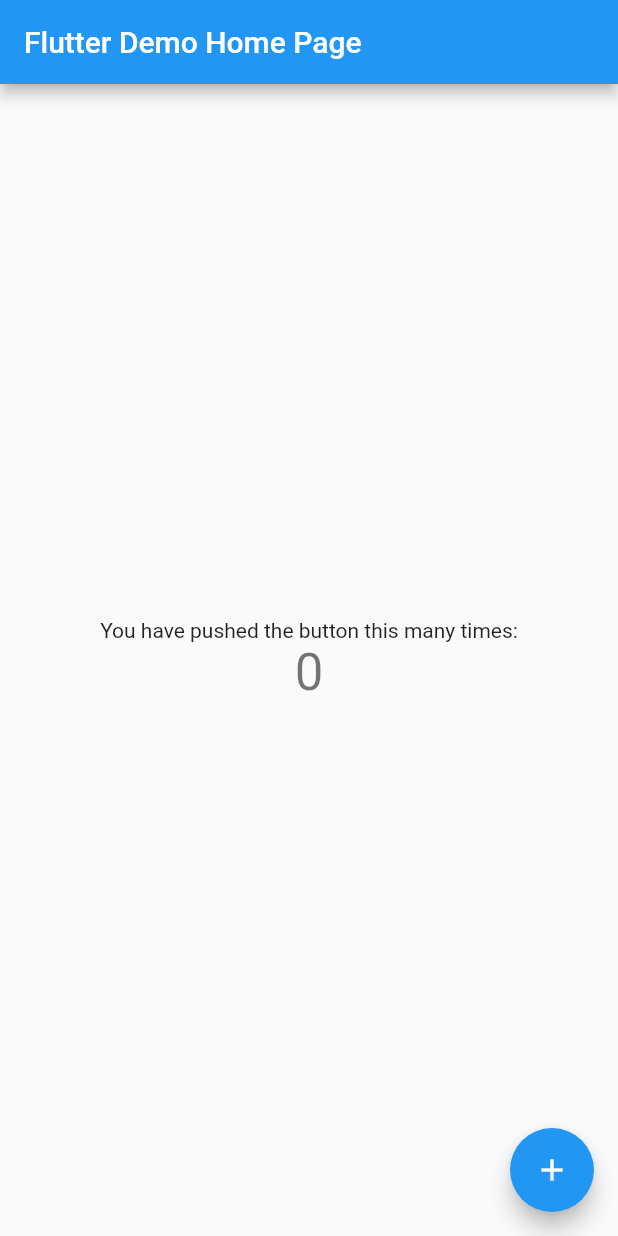
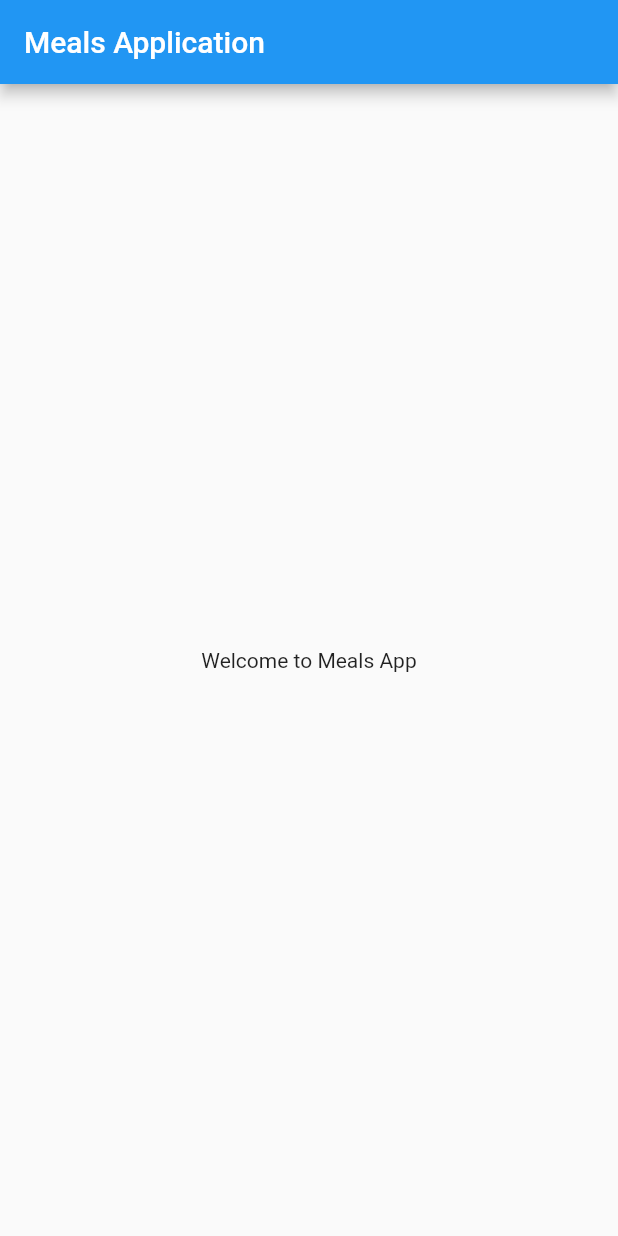
Before and after one commit to tommybarral/Meals-app, a Flutter app: the screen it shows after launch, on a phone screen of 412 x 824 dp. Run offline on Flutter 3.47's test engine with Material 2 defaults, Android fonts, the phone set to English and light mode, and no system bars.

Commit message:
cleaning app

```diff
--- a/lib/main.dart
+++ b/lib/main.dart
@@ -1,113 +1,37 @@
 import 'package:flutter/material.dart';
+import 'package:flutter/services.dart';
 
 void main() {
+  WidgetsFlutterBinding.ensureInitialized();
+  SystemChrome.setPreferredOrientations([
+    DeviceOrientation.portraitUp,
+    DeviceOrientation.portraitDown,
+  ]);
   runApp(MyApp());
 }
 
 class MyApp extends StatelessWidget {
-  // This widget is the root of your application.
+
   @override
   Widget build(BuildContext context) {
     return MaterialApp(
-      title: 'Flutter Demo',
+      debugShowCheckedModeBanner: false,
       theme: ThemeData(
-        // This is the theme of your application.
-        //
-        // Try running your application with "flutter run". You'll see the
-        // application has a blue toolbar. Then, without quitting the app, try
-        // changing the primarySwatch below to Colors.green and then invoke
-        // "hot reload" (press "r" in the console where you ran "flutter run",
-        // or simply save your changes to "hot reload" in a Flutter IDE).
-        // Notice that the counter didn't reset back to zero; the application
-        // is not restarted.
         primarySwatch: Colors.blue,
       ),
-      home: MyHomePage(title: 'Flutter Demo Home Page'),
+      home: MyHomePage(),
     );
   }
 }
 
-class MyHomePage extends StatefulWidget {
-  MyHomePage({Key? key, required this.title}) : super(key: key);
-
-  // This widget is the home page of your application. It is stateful, meaning
-  // that it has a State object (defined below) that contains fields that affect
-  // how it looks.
-
-  // This class is the configuration for the state. It holds the values (in this
-  // case the title) provided by the parent (in this case the App widget) and
-  // used by the build method of the State. Fields in a Widget subclass are
-  // always marked "final".
-
-  final String title;
-
-  @override
-  _MyHomePageState createState() => _MyHomePageState();
-}
-
-class _MyHomePageState extends State<MyHomePage> {
-  int _counter = 0;
-
-  void _incrementCounter() {
-    setState(() {
-      // This call to setState tells the Flutter framework that something has
-      // changed in this State, which causes it to rerun the build method below
-      // so that the display can reflect the updated values. If we changed
-      // _counter without calling setState(), then the build method would not be
-      // called again, and so nothing would appear to happen.
-      _counter++;
-    });
-  }
-
+class MyHomePage extends StatelessWidget {
   @override
   Widget build(BuildContext context) {
-    // This method is rerun every time setState is called, for instance as done
-    // by the _incrementCounter method above.
-    //
-    // The Flutter framework has been optimized to make rerunning build methods
-    // fast, so that you can just rebuild anything that needs updating rather
-    // than having to individually change instances of widgets.
     return Scaffold(
-      appBar: AppBar(
-        // Here we take the value from the MyHomePage object that was created by
-        // the App.build method, and use it to set our appbar title.
-        title: Text(widget.title),
+      appBar: AppBar(title: Text('Meals Application'),),
+      body: Center(
+        child: Text('Welcome to Meals App'),
       ),
-      body: Center(
-        // Center is a layout widget. It takes a single child and positions it
-        // in the middle of the parent.
-        child: Column(
-          // Column is also a layout widget. It takes a list of children and
-          // arranges them vertically. By default, it sizes itself to fit its
-          // children horizontally, and tries to be as tall as its parent.
-          //
-          // Invoke "debug painting" (press "p" in the console, choose the
-          // "Toggle Debug Paint" action from the Flutter Inspector in Android
-          // Studio, or the "Toggle Debug Paint" command in Visual Studio Code)
-          // to see the wireframe for each widget.
-          //
-          // Column has various properties to control how it sizes itself and
-          // how it positions its children. Here we use mainAxisAlignment to
-          // center the children vertically; the main axis here is the vertical
-          // axis because Columns are vertical (the cross axis would be
-          // horizontal).
-          mainAxisAlignment: MainAxisAlignment.center,
-          children: <Widget>[
-            Text(
-              'You have pushed the button this many times:',
-            ),
-            Text(
-              '$_counter',
-              style: Theme.of(context).textTheme.headline4,
-            ),
-          ],
-        ),
-      ),
-      floatingActionButton: FloatingActionButton(
-        onPressed: _incrementCounter,
-        tooltip: 'Increment',
-        child: Icon(Icons.add),
-      ), // This trailing comma makes auto-formatting nicer for build methods.
     );
   }
 }
```
